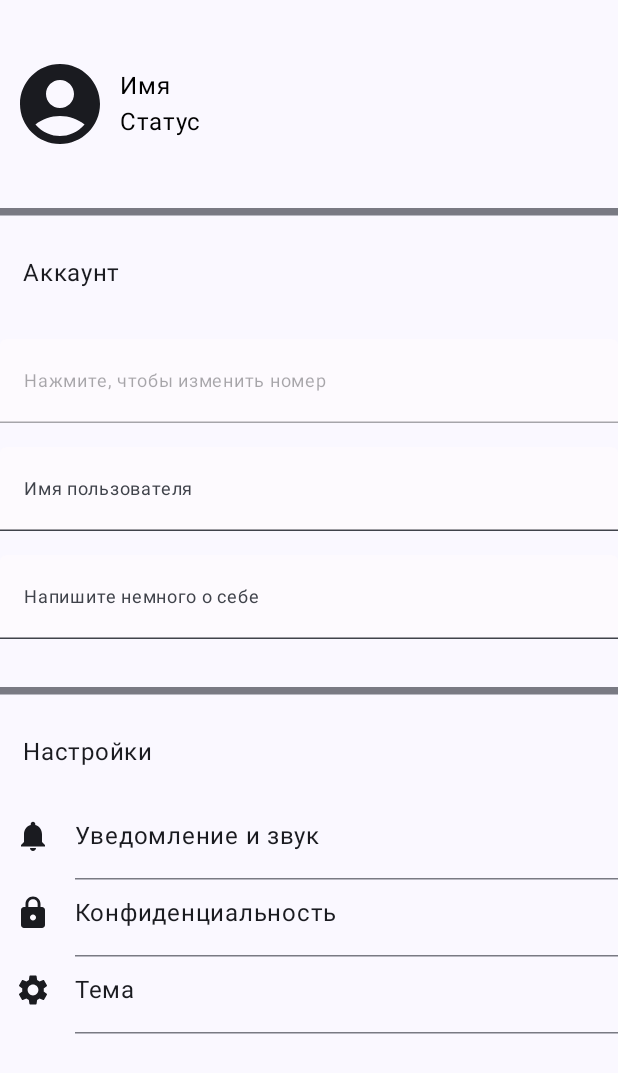
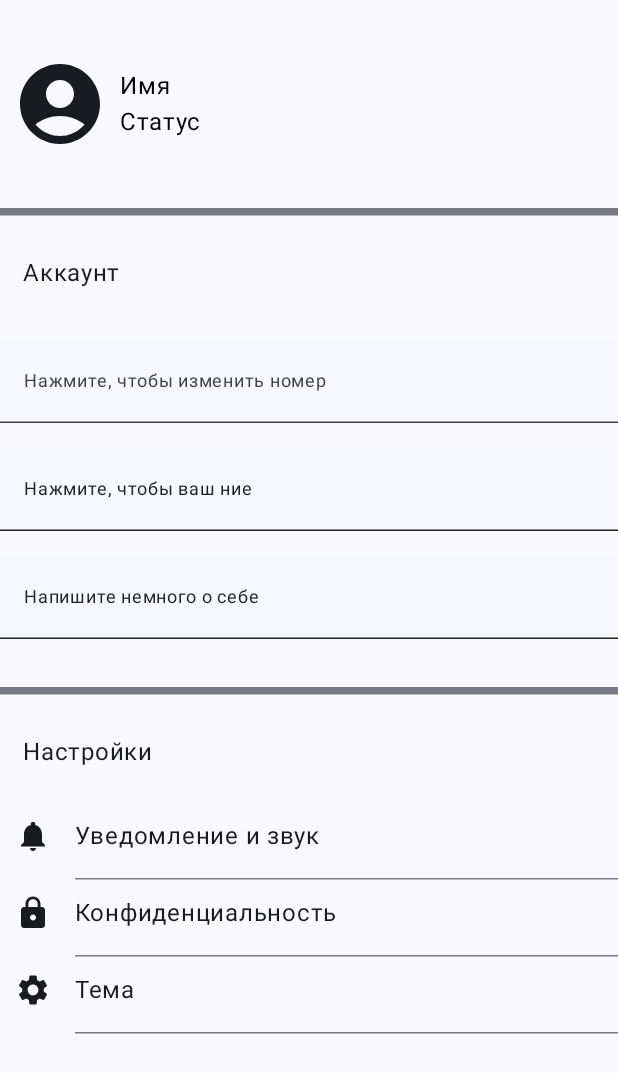
Before and after one commit to DarkDragon3333/Messenger, an Android app built with Jetpack Compose: the composable SettingsScreen shown on its own in the app's theme, after a tap on "Уведомление и звук", on a phone screen of 412 x 824 dp. Shown: the top 1073 px of the screen. Run offline under Robolectric (Android 15) with nearby library versions, the phone set to English and light mode, and no system bars; 3 statements that could not run were skipped.

Commit message:
Изменения: 1. Добавлен общий стиль поля ввода 2. Добавлен общий метод смены информации пользователя 3. В связи с нововедениями был изменём UI приложения. Примечания: 1. UI ещё не полностью корректен

```diff
--- a/app/src/main/java/com/example/messenger/changeNumberPhone/ui/theme/Color.kt
+++ b/app/src/main/java/com/example/messenger/changeInfo/ui/theme/Color.kt
@@ -1,4 +1,4 @@
-package com.example.messenger.changeNumberPhone.ui.theme
+package com.example.messenger.changeInfo.ui.theme
 
 import androidx.compose.ui.graphics.Color
 
--- a/app/src/main/java/com/example/messenger/changeNumberPhone/ui/theme/Theme.kt
+++ b/app/src/main/java/com/example/messenger/changeInfo/ui/theme/Theme.kt
@@ -1,6 +1,5 @@
-package com.example.messenger.changeNumberPhone.ui.theme
+package com.example.messenger.changeInfo.ui.theme
 
-import android.app.Activity
 import android.os.Build
 import androidx.compose.foundation.isSystemInDarkTheme
 import androidx.compose.material3.MaterialTheme
--- a/app/src/main/java/com/example/messenger/changeNumberPhone/ui/theme/Type.kt
+++ b/app/src/main/java/com/example/messenger/changeInfo/ui/theme/Type.kt
@@ -1,4 +1,4 @@
-package com.example.messenger.changeNumberPhone.ui.theme
+package com.example.messenger.changeInfo.ui.theme
 
 import androidx.compose.material3.Typography
 import androidx.compose.ui.text.TextStyle
--- a/app/src/main/java/com/example/messenger/modals/User.kt
+++ b/app/src/main/java/com/example/messenger/modals/User.kt
@@ -7,5 +7,6 @@ data class User(
     var fullname: String = "",
     var status: String = "",
     var photoUrl: String = "",
-    var phone: String = ""
+    var phone: String = "",
+    var password: String = ""
 )
--- a/app/src/main/java/com/example/messenger/navigation/AppNavigation.kt
+++ b/app/src/main/java/com/example/messenger/navigation/AppNavigation.kt
@@ -6,7 +6,7 @@ import androidx.compose.ui.unit.sp
 import androidx.navigation.NavHostController
 import androidx.navigation.compose.NavHost
 import androidx.navigation.compose.composable
-import com.example.messenger.screens.ChangeName
+import com.example.messenger.changeInfo.ChangeUserName
 import com.example.messenger.screens.SettingsScreen
 
 @Composable
@@ -34,7 +34,7 @@ fun DrawerNavigation(navController: NavHostController) {
             SettingsScreen()
         }
         composable(Screens.ChangeName.route) {
-            ChangeName()
+            ChangeUserName()
         }
     }
 }
--- a/app/src/main/java/com/example/messenger/screens/Settings_of_messenger.kt
+++ b/app/src/main/java/com/example/messenger/screens/Settings_of_messenger.kt
@@ -1,6 +1,5 @@
 package com.example.messenger.screens
 
-import android.content.Intent
 import android.widget.Toast
 import androidx.compose.foundation.clickable
 import androidx.compose.foundation.layout.Column
@@ -18,22 +17,16 @@ import androidx.compose.material.icons.filled.Settings
 import androidx.compose.material3.HorizontalDivider
 import androidx.compose.material3.Icon
 import androidx.compose.material3.Text
-import androidx.compose.material3.TextField
-import androidx.compose.material3.TextFieldDefaults
 import androidx.compose.runtime.Composable
-import androidx.compose.runtime.getValue
-import androidx.compose.runtime.mutableStateOf
-import androidx.compose.runtime.remember
-import androidx.compose.runtime.setValue
 import androidx.compose.ui.Alignment
 import androidx.compose.ui.Modifier
 import androidx.compose.ui.graphics.Color
 import androidx.compose.ui.graphics.vector.ImageVector
 import androidx.compose.ui.platform.LocalContext
 import androidx.compose.ui.unit.dp
-import androidx.compose.ui.unit.sp
-import androidx.navigation.compose.rememberNavController
-import com.example.messenger.changeNumberPhone.ChangeNumber
+import com.example.messenger.changeInfo.ChangeNumber
+import com.example.messenger.utilis.goTo
+import com.example.messenger.utilis.mainFieldStyle
 
 @Composable
 fun SettingsScreen() {
@@ -73,72 +66,32 @@ fun HeaderOfSettings() {
 
 @Composable
 fun BodyOfSettings() {
-    var phone by remember { mutableStateOf("") }
-    var idAccount by remember { mutableStateOf("") }
-    var aboutYou by remember { mutableStateOf("") }
-    val navController = rememberNavController()
     val context = LocalContext.current
 
     Column {
         Spacer(modifier = Modifier.padding(8.dp))
         Text(text = "Аккаунт", modifier = Modifier.padding(15.dp, 0.dp, 0.dp, 0.dp))
+
         Spacer(modifier = Modifier.padding(16.dp))
+        val phone = mainFieldStyle(
+            labelText = "Нажмите, чтобы изменить номер",
+            enable = true,
+            3
+        ) { goTo(ChangeNumber::class.java, context) }
 
-        TextField(
-            value = phone,
-            onValueChange = { phone = it },
-            modifier = Modifier
-                .fillMaxWidth()
-                .clickable {
-                    context.startActivity(Intent(context, ChangeNumber::class.java))
-                },
-            placeholder = { Text("+7 916 987 31-31") },
-            label = { Text(text = "Нажмите, чтобы изменить номер", fontSize = 12.sp) },
+        Spacer(modifier = Modifier.padding(8.dp))
+        val idAccount = mainFieldStyle(
+            labelText = "Нажмите, чтобы ваш ние",
+            enable = false,
+            1
+        ) {}
 
-            enabled = false,
-            colors = TextFieldDefaults.colors(
-                unfocusedContainerColor = Color(0xFFFDFAFE),
-                unfocusedTextColor = Color(0xff888888),
-
-                focusedContainerColor = Color(0xFFFDFAFE),
-                focusedTextColor = Color(0xff222222),
-
-                disabledContainerColor = Color(0xFFFDFAFE),
-                disabledTextColor = Color.Black,
-                disabledPlaceholderColor = Color(0xff222222)
-
-            )
-        )
         Spacer(modifier = Modifier.padding(8.dp))
-        TextField(
-            value = idAccount,
-            onValueChange = { idAccount = it },
-            modifier = Modifier.fillMaxWidth(),
-            placeholder = { Text("") },
-            maxLines = 1,
-            label = { Text(text = "Имя пользователя", fontSize = 12.sp) },
-            colors = TextFieldDefaults.colors(
-                unfocusedContainerColor = Color(0xFFFDFAFE),
-                unfocusedTextColor = Color(0xff888888),
-                focusedContainerColor = Color(0xFFFDFAFE),
-                focusedTextColor = Color(0xff222222),
-            )
-        )
-        Spacer(modifier = Modifier.padding(8.dp))
-        TextField(
-            value = aboutYou,
-            onValueChange = { aboutYou = it },
-            modifier = Modifier.fillMaxWidth(),
-            placeholder = { Text("") },
-            maxLines = 3,
-            label = { Text(text = "Напишите немного о себе", fontSize = 12.sp) },
-            colors = TextFieldDefaults.colors(
-                unfocusedContainerColor = Color(0xFFFDFAFE),
-                unfocusedTextColor = Color(0xff888888),
-                focusedContainerColor = Color(0xFFFDFAFE),
-                focusedTextColor = Color(0xff222222),
-            )
-        )
+        val bioField = mainFieldStyle(
+            labelText = "Напишите немного о себе",
+            enable = false,
+            1
+        ) {}
     }
     Spacer(modifier = Modifier.padding(16.dp))
     HorizontalDivider(modifier = Modifier.padding(bottom = 10.dp), thickness = 5.dp)
--- /dev/null
+++ b/app/src/main/java/com/example/messenger/utilis/composableFuns.kt
@@ -0,0 +1,52 @@
+package com.example.messenger.utilis
+
+import androidx.compose.foundation.clickable
+import androidx.compose.foundation.layout.fillMaxWidth
+import androidx.compose.material3.Text
+import androidx.compose.material3.TextField
+import androidx.compose.material3.TextFieldDefaults
+import androidx.compose.runtime.Composable
+import androidx.compose.runtime.getValue
+import androidx.compose.runtime.mutableStateOf
+import androidx.compose.runtime.remember
+import androidx.compose.runtime.setValue
+import androidx.compose.ui.Modifier
+import androidx.compose.ui.graphics.Color
+import androidx.compose.ui.unit.sp
+
+@Composable
+fun mainFieldStyle (
+    labelText: String,
+    enable: Boolean,
+    maxLine: Int,
+    action: () -> Unit,
+): String {
+    var text by remember { mutableStateOf("") }
+
+    TextField(
+        value = text,
+        onValueChange = { text = it },
+        modifier = Modifier
+            .fillMaxWidth()
+            .clickable {
+                action()
+            },
+        label = { Text(text = labelText, fontSize = 12.sp) },
+        maxLines = maxLine,
+        enabled = enable,
+        colors = TextFieldDefaults.colors(
+            unfocusedContainerColor = Color(0xFFF6F8FE),
+            unfocusedTextColor = Color(0xff888888),
+
+            focusedContainerColor = Color(0xFFF6F8FE),
+            focusedTextColor = Color(0xff222222),
+
+            disabledContainerColor = Color(0xFFF6F8FE),
+            disabledTextColor = Color(0xff222222),
+            disabledLabelColor = Color(0xff222222),
+            disabledIndicatorColor = Color(0xff222222),
+
+        )
+    )
+    return text
+}
--- a/app/src/main/res/values/strings.xml
+++ b/app/src/main/res/values/strings.xml
@@ -4,4 +4,5 @@
     <string name="title_activity_sing_up">Sing_upActivity</string>
     <string name="title_activity_change_number">ChangeNumber</string>
     <string name="title_activity_send_message">SendMessage</string>
+    <string name="title_activity_add_name">AddName</string>
 </resources>
```
Also changed, not shown: app/src/main/AndroidManifest.xml (+12 -6 lines), app/src/main/java/com/example/messenger/MainActivity.kt (+3 -4 lines), app/src/main/java/com/example/messenger/changeInfo/ChangeNumber.kt (renamed from app/src/main/java/com/example/messenger/changeNumberPhone/ChangeNumber.kt, +5 -4 lines), app/src/main/java/com/example/messenger/changeInfo/ChangeUserName.kt (added, +45 -0 lines), app/src/main/java/com/example/messenger/changeInfo/Change_Name.kt (renamed from app/src/main/java/com/example/messenger/screens/Change_Name.kt, +10 -31 lines), app/src/main/java/com/example/messenger/user_sing_in_and_up/AddInfo.kt (added, +176 -0 lines), app/src/main/java/com/example/messenger/user_sing_in_and_up/EnterCode.kt (renamed from app/src/main/java/com/example/messenger/changeNumberPhone/EnterCode.kt, +14 -36 lines), app/src/main/java/com/example/messenger/user_sing_in_and_up/LoginActivity.kt (+18 -45 lines), app/src/main/java/com/example/messenger/user_sing_in_and_up/SingUpActivity.kt (+23 -31 lines), app/src/main/java/com/example/messenger/utilis/FirebaseHelper.kt (+42 -2 lines), app/src/main/java/com/example/messenger/utilis/funs.kt (+21 -3 lines).
